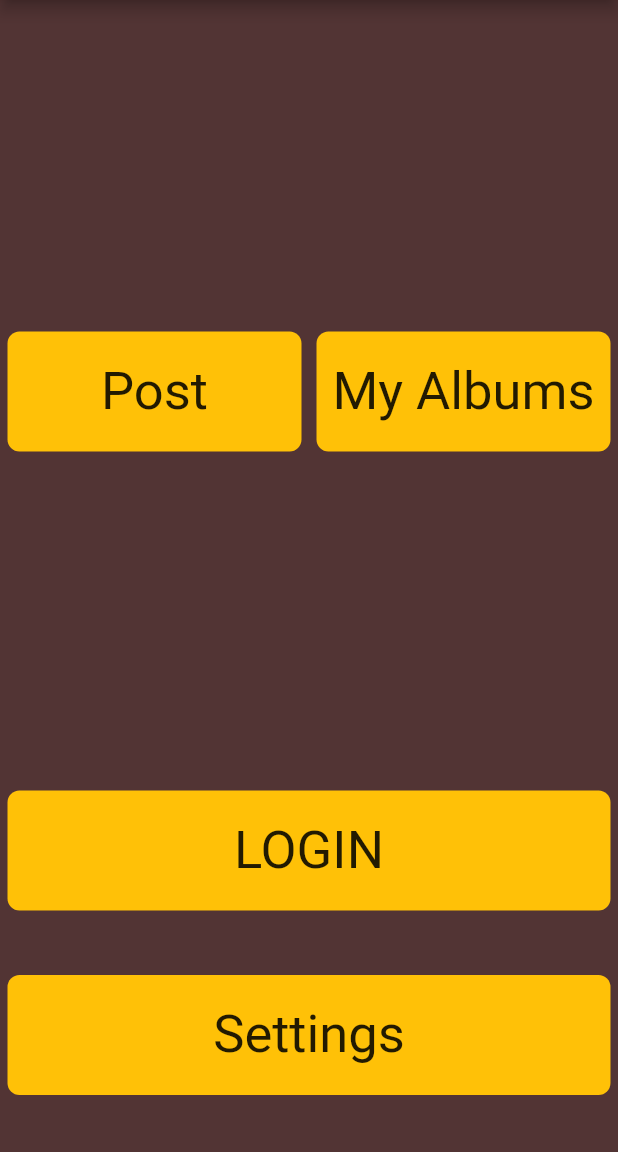
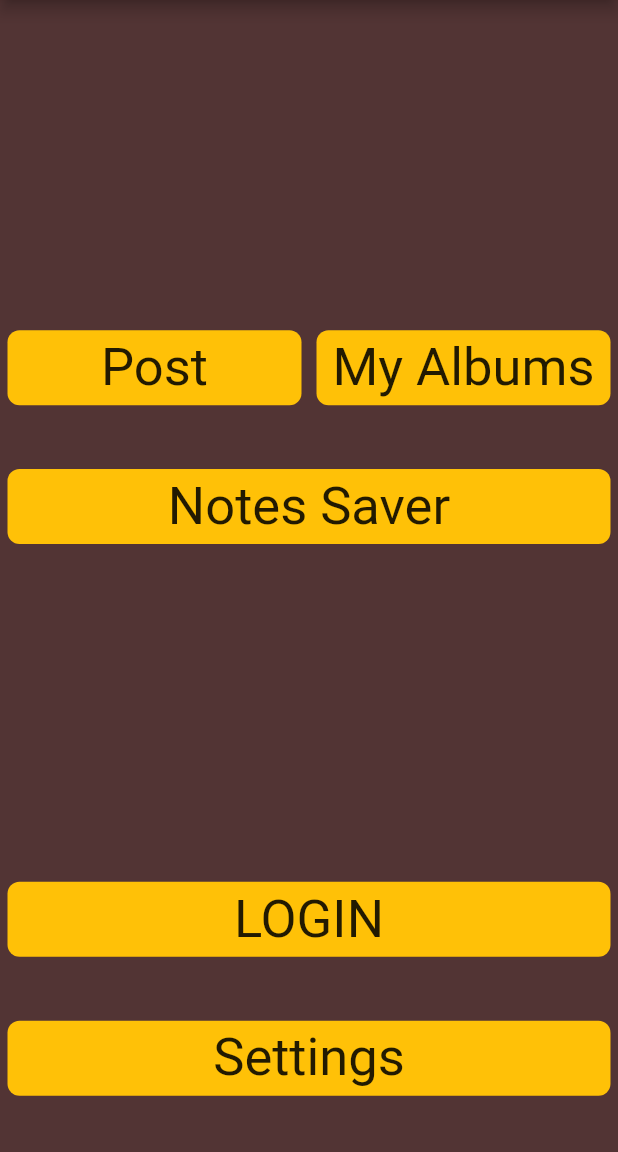
Before and after one commit to rebornin3d/AppX, a Flutter app: the screen it shows after launch, on a phone screen of 412 x 824 dp, the part 84-1236 px from its top. Run offline on Flutter 3.47's test engine with Material 2 defaults, Android fonts, the phone set to English and light mode, and no system bars; our stand-ins replace ionicons, social_login_buttons, sqflite; accounts and stored records are empty.

Commit message:
Notes Saver added using SQLFlite.

```diff
--- /dev/null
+++ b/lib/data/grocery.dart
@@ -0,0 +1,24 @@
+import 'dart:io';
+import 'package:path/path.dart';
+import 'package:appx/presentation_layer/notes_saver.dart';
+import 'package:path_provider/path_provider.dart';
+import 'package:sqflite/sqflite.dart';
+
+class Grocery {
+  final int? id;
+  final String name;
+
+  Grocery({this.id, required this.name});
+
+  factory Grocery.fromMap(Map<String, dynamic> json) => new Grocery(
+    id: json['id'],
+    name: json['name'],
+  );
+
+  Map<String, dynamic> toMap() {
+    return {
+      'id': id,
+      'name': name,
+    };
+  }
+}
--- a/lib/presentation_layer/dashboard.dart
+++ b/lib/presentation_layer/dashboard.dart
@@ -6,6 +6,7 @@ import 'package:appx/presentation_layer/social_login.dart';
 import 'package:flutter/material.dart';
 
 import 'albums.dart';
+import 'notes_saver.dart';
 
 class Dashboard extends StatelessWidget {
   const Dashboard({Key? key}) : super(key: key);
@@ -76,6 +77,23 @@ class Dashboard extends StatelessWidget {
               ),
             ],
           ),
+      GestureDetector(
+        onTap: () {
+          Navigator.push(
+            context,
+            MaterialPageRoute(builder: (context) => SaveNotes()),
+          );
+        },
+        child: ReusableCard(
+          color: Color(0xFFEB1555),
+          cardChild: Center(
+            child: Text(
+              'Notes Saver',
+              style: (TextStyle(fontSize: 35.0)),
+            ),
+          ),
+        ),
+      ),
           SizedBox(
             height: 150.0,
           ),
@@ -96,6 +114,7 @@ class Dashboard extends StatelessWidget {
               ),
             ),
           ),
+
           GestureDetector(
             onTap: () {
               Navigator.push(
--- a/lib/presentation_layer/reusable_card.dart
+++ b/lib/presentation_layer/reusable_card.dart
@@ -13,7 +13,7 @@ class ReusableCard extends StatelessWidget {
   Widget build(BuildContext context) {
     return Container(
       child: cardChild,
-      height: 80.0,
+      height: 50.0,
       margin: EdgeInsets.all(5.0),
       decoration: BoxDecoration(
           color:Colors.amber,
--- a/pubspec.yaml
+++ b/pubspec.yaml
@@ -37,6 +37,10 @@ dependencies:
   social_login_buttons: ^1.0.6
   ionicons: ^0.1.2
   material_design_icons_flutter: ^5.0.6595
+  google_sign_in: ^5.2.2
+  firebase_auth: ^3.3.5
+  sqflite: ^2.0.1
+  path_provider: ^2.0.8
 
 dev_dependencies:
   flutter_test:
```
Also changed, not shown: lib/data/database_helper.dart (added, +63 -0 lines), lib/presentation_layer/notes_saver.dart (added, +91 -0 lines), pubspec.lock.
